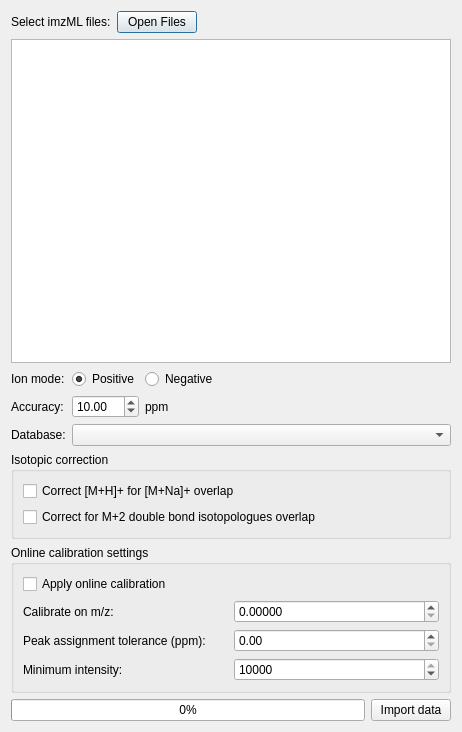
Old version of the form resources/views/MsiImportDialog.ui in the repository swinnenteam/LipidQMap.
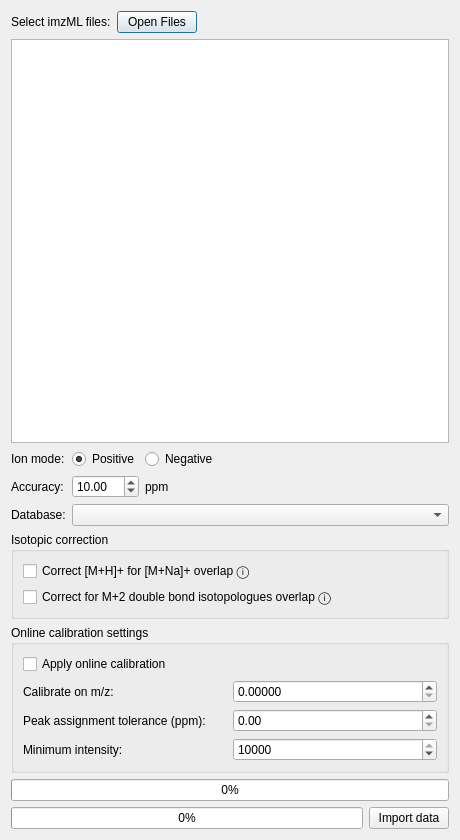
New version of the form.

```diff
--- a/resources/views/MsiImportDialog.ui
+++ b/resources/views/MsiImportDialog.ui
@@ -6,8 +6,8 @@
    <rect>
     <x>0</x>
     <y>0</y>
-    <width>462</width>
-    <height>732</height>
+    <width>460</width>
+    <height>840</height>
    </rect>
   </property>
   <property name="windowTitle">
@@ -157,7 +157,7 @@
          <string>&lt;html&gt;&lt;head/&gt;&lt;body&gt;&lt;p&gt;&lt;span style=&quot; font-size:14pt;&quot;&gt;Type II isotopic correction for isobaric overlap between [M+H]+ and [M+Na]+ adduct forms. For protonated lipid ions, the sodiated adduct of species [X:Y] (X number of C atoms and Y number of double bonds in the acyl chains) overlaps with species [X+2:Y+3]. The correction algorith is described in Höring at el., &lt;/span&gt;&lt;span style=&quot; font-size:14pt; font-style:italic;&quot;&gt;Anal. Chem. 2020, 92, 16, 10966–10970. &lt;/span&gt;&lt;/p&gt;&lt;p&gt;&lt;span style=&quot; font-size:14pt;&quot;&gt;This correction is relevant for measurements with a mass resolution lower than +/- 600.000 (m/z difference 0.0025).&lt;/span&gt;&lt;/p&gt;&lt;/body&gt;&lt;/html&gt;</string>
         </property>
         <property name="text">
-         <string>Correct [M+H]+ for [M+Na]+ overlap</string>
+         <string>Correct [M+H]+ for [M+Na]+ overlap ⓘ</string>
         </property>
        </widget>
       </item>
@@ -167,7 +167,7 @@
          <string>&lt;html&gt;&lt;head/&gt;&lt;body&gt;&lt;p&gt;&lt;span style=&quot; font-size:14pt;&quot;&gt;Type II isotopic correction for isobaric overlap between the (M+2) isotopologue of a species and the corresponding species from the same class with 1 double bond less. &lt;/span&gt;&lt;/p&gt;&lt;p&gt;&lt;span style=&quot; font-size:14pt;&quot;&gt;This correction is relevant for measurements with a mass resolution lower than +/- 180.000 (m/z difference 0.0089).&lt;/span&gt;&lt;/p&gt;&lt;/body&gt;&lt;/html&gt;</string>
         </property>
         <property name="text">
-         <string>Correct for M+2 double bond isotopologues overlap</string>
+         <string>Correct for M+2 double bond isotopologues overlap ⓘ</string>
         </property>
        </widget>
       </item>
@@ -250,6 +250,13 @@
      </layout>
     </widget>
    </item>
+   <item>
+    <widget class="QProgressBar" name="progress_bar_overall">
+     <property name="value">
+      <number>0</number>
+     </property>
+    </widget>
+   </item>
    <item>
     <layout class="QHBoxLayout" name="horizontalLayout_2">
      <item>
```
Left out of the diff: 2 changed lines with no effect on the pictures.
